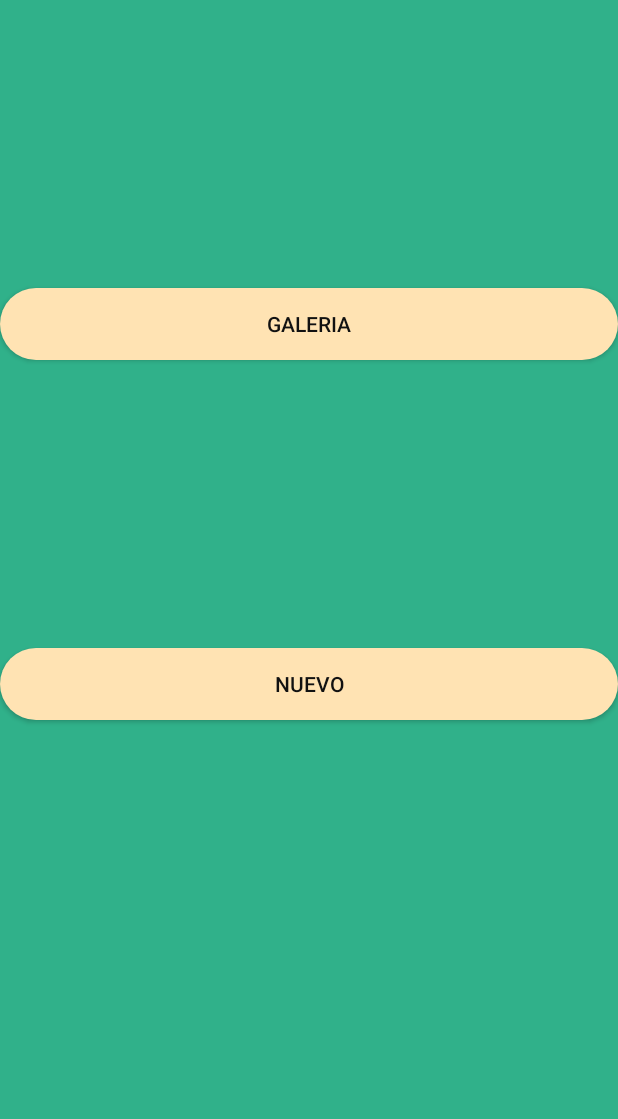
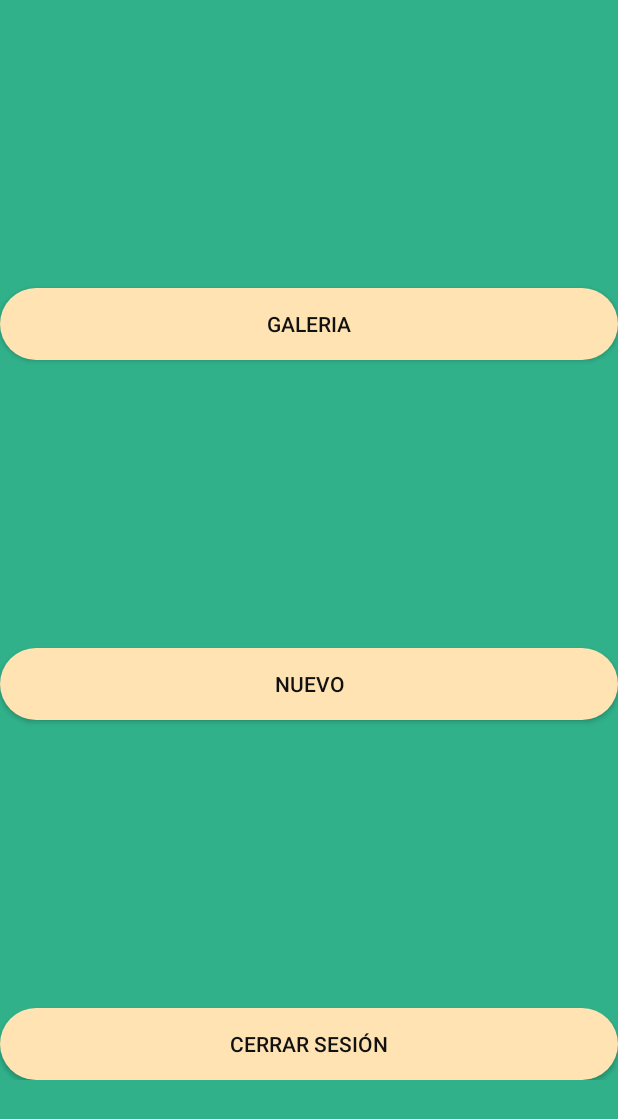
Before and after one commit to AbelardoCD/FirebaseAplicationGalery, an Android app: the MenuActivity screen opened directly, with no data from a screen before it, on a phone screen of 412 x 824 dp. Shown: the top 1119 px of the screen. Run offline under Robolectric (Android 15) with nearby library versions, the light colour scheme and no system bars.

Commit message:
cambios vistas

```diff
--- a/app/build.gradle
+++ b/app/build.gradle
@@ -42,5 +42,5 @@ dependencies {
 
     implementation 'com.github.bumptech.glide:glide:4.11.0'
     annotationProcessor 'com.github.bumptech.glide:compiler:4.11.0'
-    compile 'jp.wasabeef:blurry:2.0.2'
+    implementation 'jp.wasabeef:blurry:2.0.2'
 }
--- a/app/src/main/java/com/example/aplicationfirebase/MenuActivity.kt
+++ b/app/src/main/java/com/example/aplicationfirebase/MenuActivity.kt
@@ -4,18 +4,20 @@ import android.content.Intent
 import androidx.appcompat.app.AppCompatActivity
 import android.os.Bundle
 import android.widget.Button
+import com.example.aplicationfirebase.models.userPreferenceManager
 import kotlinx.android.synthetic.main.menu.*
 
 class MenuActivity : AppCompatActivity() {
     lateinit var btnGaleria: Button
     lateinit var btnNuevo: Button
-
+    lateinit var userPreference: userPreferenceManager
     override fun onCreate(savedInstanceState: Bundle?) {
         super.onCreate(savedInstanceState)
         setContentView(R.layout.menu)
         btnGaleria = findViewById(R.id.btnIrGaleria)
         btnNuevo = findViewById(R.id.btnIrVentanaNuevaObra)
 
+        userPreference = userPreferenceManager(this)
         btnGaleria.setOnClickListener {
             val intent =Intent(this,Home::class.java)
             startActivity(intent)
@@ -26,6 +28,13 @@ class MenuActivity : AppCompatActivity() {
             val intent =Intent(this,form_cargar_nueve_obra::class.java)
             startActivity(intent)
         }
+
+        btncerrarSesion.setOnClickListener {
+          val cerrasrSesion =   userPreference.deleteUser()
+            val intent =Intent(this,login::class.java)
+            startActivity(intent)
+        }
     }
 
+
 }
--- a/app/src/main/res/layout/activity_form_cargar_nueve_obra.xml
+++ b/app/src/main/res/layout/activity_form_cargar_nueve_obra.xml
@@ -6,7 +6,9 @@
     android:layout_height="match_parent"
     android:background="@color/colorFondoPrincipal"
     tools:context=".form_cargar_nueve_obra">
-
+<ScrollView
+    android:layout_width="match_parent"
+    android:layout_height="match_parent">
     <LinearLayout
         android:layout_width="match_parent"
         android:layout_height="wrap_content"
@@ -74,5 +76,5 @@
             tools:layout_editor_absoluteY="361dp" />
 
     </LinearLayout>
-
+</ScrollView>
 </LinearLayout>
--- a/app/src/main/res/layout/item_obra.xml
+++ b/app/src/main/res/layout/item_obra.xml
@@ -7,8 +7,10 @@
     android:layout_height="match_parent">
 
 <RelativeLayout
+
     android:layout_width="match_parent"
     android:orientation="horizontal"
+
     android:layout_height="wrap_content">
     <ImageView
         android:id="@+id/imgViewObra"
@@ -32,7 +34,6 @@
         android:layout_toRightOf="@+id/imgViewObra"
         android:gravity="center"
         android:text="Hola"
-        android:textColor="#111"
         android:textSize="24sp"
         android:textStyle="bold" />
 
@@ -49,7 +50,6 @@
         android:fontFamily="cursive"
         android:gravity="center"
         android:text="Hola"
-        android:textColor="#111"
         android:textSize="14sp"
         android:textStyle="bold" />
 
--- a/app/src/main/res/layout/menu.xml
+++ b/app/src/main/res/layout/menu.xml
@@ -9,6 +9,14 @@
     tools:context=".MenuActivity">
 
 
+    <ScrollView
+        android:layout_width="match_parent"
+        android:layout_height="match_parent">
+        <LinearLayout
+
+            android:layout_width="match_parent"
+            android:layout_height="match_parent"
+            android:orientation="vertical">
         <Button
             android:id="@+id/btnIrGaleria"
             android:text="Galeria"
@@ -26,5 +34,19 @@
             android:background="@drawable/btnacceder"
             android:layout_width="match_parent"
             android:layout_height="wrap_content"/>
+        <Button
+            android:id="@+id/btncerrarSesion"
+            android:text="Cerrar Sesión"
+            android:textColor="#111"
+            android:layout_marginTop="@android:dimen/thumbnail_width"
+            android:background="@drawable/btnacceder"
+            android:layout_width="match_parent"
+            android:layout_height="wrap_content"/>
+    </LinearLayout>
+    </ScrollView>
+
+
+
+
 
 </LinearLayout>
--- a/app/src/main/res/values/colors.xml
+++ b/app/src/main/res/values/colors.xml
@@ -6,5 +6,5 @@
     <color name="colorFondoPrincipal">#30b18a</color>
     <color name="colorBtnRegistrar">#ffca74</color>
     <color name="colorBtnAcceder">#ffe3b3</color>
-
+    <color name="colorPrincipal">#424242</color>
 </resources>
```
Also changed, not shown: app/src/main/java/com/example/aplicationfirebase/Home.kt (+14 -9 lines), app/src/main/java/com/example/aplicationfirebase/login.kt (+31 -3 lines), app/src/main/java/com/example/aplicationfirebase/models/userPreferenceManager.kt (added, +57 -0 lines), app/src/main/res/layout/activity_home.xml (+5 -39 lines), app/src/main/res/layout/activity_obra_descripcion.xml (+12 -6 lines). Lines whose indentation alone changed are shown as unchanged.
